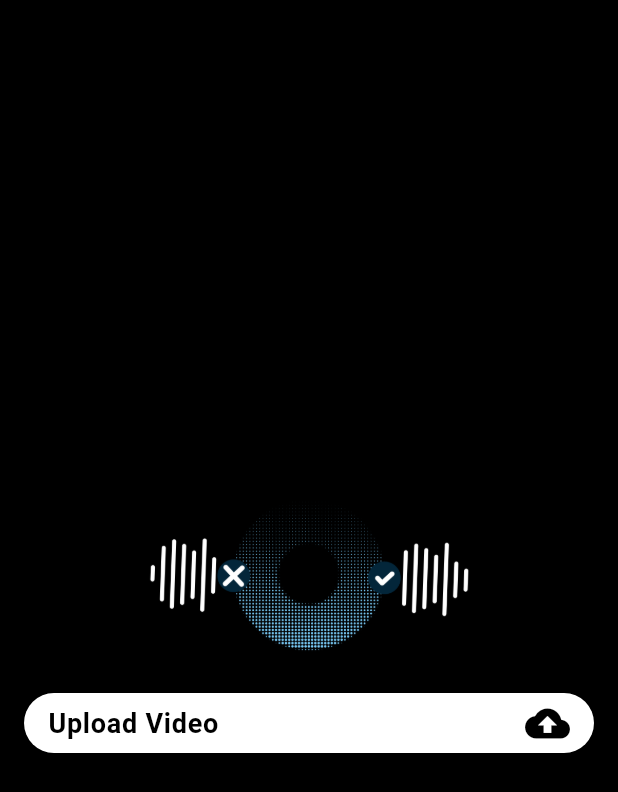
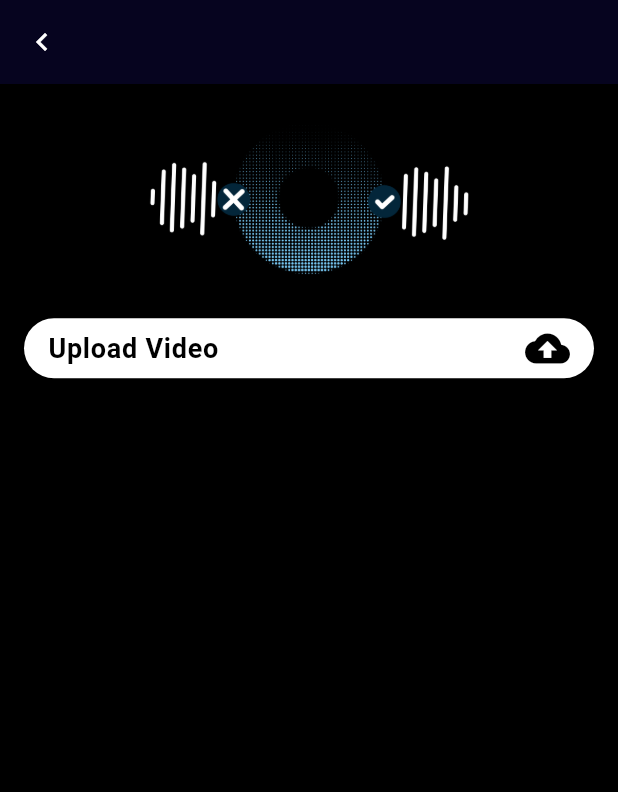
Before and after one commit to kebriazaman/deepfake-app, a Flutter app: the HomeScreen screen opened by its route, on a phone screen of 412 x 824 dp. Shown: the top 792 px of the screen. Run offline on Flutter 3.47's test engine with Material 3 defaults, Android fonts, the phone set to English and light mode, and no system bars; our stand-ins replace file_picker, flutter_screenutil, flutter_spinkit, video_player.

Commit message:
video streching issue resolved

```diff
--- a/lib/common/custom_textform_field.dart
+++ b/lib/common/custom_textform_field.dart
@@ -57,7 +57,7 @@ class CustomTextFormField extends StatelessWidget {
           style: Theme.of(context).textTheme.bodyMedium!.copyWith(color: AppColors.instance.darkNavy),
           autovalidateMode: AutovalidateMode.onUserInteraction,
           decoration: kFormFieldDecoration.copyWith(
-            hintStyle: Theme.of(context).textTheme.bodyMedium!.copyWith(color: AppColors.instance.black),
+            hintStyle: Theme.of(context).textTheme.bodyMedium!.copyWith(color: AppColors.instance.darkNavy.withAlpha(80)),
             hintText: hintText,
             // suffixIcon:
             //     hintText == 'Password' || hintText == 'Create Password' || hintText == 'Confirm Password'
--- a/lib/features/home_screen.dart
+++ b/lib/features/home_screen.dart
@@ -1,7 +1,9 @@
 import 'package:deepfake/common/upload_button.dart';
 import 'package:deepfake/features/analyzing_provider.dart';
 import 'package:deepfake/resources/colors/app_colors.dart';
+import 'package:deepfake/resources/routes/route_names.dart';
 import 'package:flutter/material.dart';
+import 'package:flutter_screenutil/flutter_screenutil.dart';
 import 'package:provider/provider.dart';
 import 'package:video_player/video_player.dart';
 
@@ -12,9 +14,10 @@ class HomeScreen extends StatelessWidget {
   Widget build(BuildContext context) {
     return Scaffold(
       backgroundColor: Colors.black,
+      appBar: AppBar(automaticallyImplyLeading: true, leading: IconButton(onPressed: ()=> Navigator.pushReplacementNamed(context, RouteNames
+          .loginScreen), icon: const Icon(Icons.keyboard_arrow_left)),),
       body: Consumer<AnalyzingProvider>(
         builder: (context, provider, child) {
-
           double screenWidth = MediaQuery.of(context).size.width;
           double screenHeight = MediaQuery.of(context).size.height * 0.4;
           double aspectRatio = screenWidth / screenHeight;
@@ -23,10 +26,10 @@ class HomeScreen extends StatelessWidget {
             child: Padding(
               padding: const EdgeInsets.symmetric(horizontal: 16.0),
               child: Column(
-                mainAxisAlignment: MainAxisAlignment.center,
+                mainAxisAlignment: MainAxisAlignment.start,
                 crossAxisAlignment: CrossAxisAlignment.stretch,
                 children: [
-                  Image.asset('assets/images/intro_icon.png', width: 150, height: 150, fit: BoxFit.cover),
+                  Image.asset('assets/images/intro_icon.png', width: 150.w, height: 150.h, fit: BoxFit.cover),
                   UploadButton(onPressed: () => provider.pickVideo()),
                   const SizedBox(height: 10),
                   if (provider.isVideoSelected && provider.controller != null) ...[
@@ -44,15 +47,22 @@ class HomeScreen extends StatelessWidget {
                       child: Stack(
                         alignment: Alignment.center,
                         children: [
-                          AspectRatio(
-                            aspectRatio: aspectRatio,
+                          SizedBox(
+                            width: MediaQuery.of(context).size.width, // 100% of the screen width
+                            height: MediaQuery.of(context).size.height * 0.3, // 3% of the screen height
                             child: ClipRRect(
                               borderRadius: BorderRadius.circular(16),
+                              child: FittedBox(
+                                fit: BoxFit.cover,  // Ensures it covers the area properly
+                                child: SizedBox(
+                                  width: provider.controller!.value.size.width,
+                                  height: provider.controller!.value.size.height,
                                   child: VideoPlayer(provider.controller!),
                                 ),
                               ),
-                          if (!provider.controller!.value.isPlaying)
-                            const Icon(Icons.play_arrow, size: 50, color: Colors.white),
+                            ),
+                          ),
+                          if (!provider.controller!.value.isPlaying) const Icon(Icons.play_arrow, size: 50, color: Colors.white),
                           // Close "X" button
                           Positioned(
                             top: 8,
```
Also changed, not shown: lib/features/auth/screens/login_screen.dart (+10 -9 lines). Lines whose indentation alone changed are shown as unchanged.
